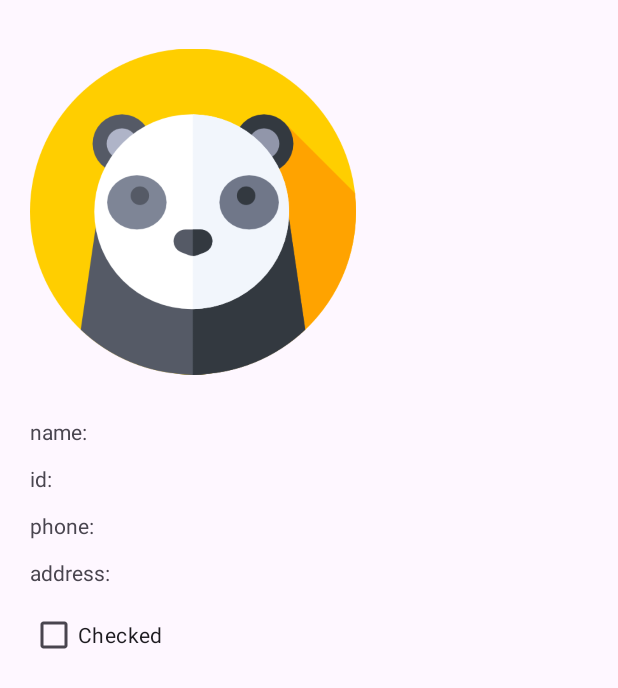
After one commit to idoakstein1/app-development-assignment-2, an Android app: the StudentDetailsActivity screen opened directly, with no data from a screen before it, on a phone screen of 412 x 824 dp. The commit adds this screen. Shown: the top 688 px of the screen. Run offline under Robolectric (Android 15) with nearby library versions, the phone set to English and light mode, and no system bars.

Commit message:
Finish user details page

```diff
--- a/app/src/main/AndroidManifest.xml
+++ b/app/src/main/AndroidManifest.xml
@@ -13,7 +13,7 @@
         android:theme="@style/Theme.Appdevelopmentassignment2"
         tools:targetApi="31">
         <activity
-            android:name=".StudentDetailActivity"
+            android:name=".StudentDetailsActivity"
             android:exported="false" />
         <activity
             android:name=".AddStudentActivity"
--- /dev/null
+++ b/app/src/main/java/com/example/app_development_assignment_2/StudentDetailsActivity.kt
@@ -0,0 +1,48 @@
+package com.example.app_development_assignment_2
+
+import android.os.Bundle
+import android.util.Log
+import android.widget.CheckBox
+import android.widget.TextView
+import androidx.activity.enableEdgeToEdge
+import androidx.appcompat.app.AppCompatActivity
+import androidx.core.view.ViewCompat
+import androidx.core.view.WindowInsetsCompat
+import com.example.app_development_assignment_2.model.Student
+
+
+class StudentDetailsActivity : AppCompatActivity() {
+    override fun onCreate(savedInstanceState: Bundle?) {
+        super.onCreate(savedInstanceState)
+        enableEdgeToEdge()
+        setContentView(R.layout.activity_student_details)
+
+        ViewCompat.setOnApplyWindowInsetsListener(findViewById(R.id.main)) { v, insets ->
+            val systemBars = insets.getInsets(WindowInsetsCompat.Type.systemBars())
+            v.setPadding(systemBars.left, systemBars.top, systemBars.right, systemBars.bottom)
+            insets
+        }
+
+        val studentNameTextView =
+            findViewById<TextView>(R.id.student_details_activity_name_text_view)
+        val studentIdTextView = findViewById<TextView>(R.id.student_details_activity_id_text_view)
+        val studentPhoneTextView =
+            findViewById<TextView>(R.id.student_details_activity_phone_text_view)
+        val studentAddressTextView =
+            findViewById<TextView>(R.id.student_details_activity_address_text_view)
+        val studentCheckedCheckBox =
+            findViewById<CheckBox>(R.id.student_details_activity_checked_check_box)
+
+        val student = intent.getSerializableExtra("student") as? Student
+
+        student?.let {
+
+            studentNameTextView.text = studentNameTextView.text.toString() + it.name
+            studentIdTextView.text = studentIdTextView.text.toString() + it.id
+            studentPhoneTextView.text = studentPhoneTextView.text.toString() + it.phone
+            studentAddressTextView.text = studentAddressTextView.text.toString() + it.address
+            studentCheckedCheckBox.isChecked = it.isChecked
+        }
+    }
+
+}
--- a/app/src/main/java/com/example/app_development_assignment_2/adapter/StudentsRecyclerAdapter.kt
+++ b/app/src/main/java/com/example/app_development_assignment_2/adapter/StudentsRecyclerAdapter.kt
@@ -5,7 +5,7 @@ import android.view.LayoutInflater
 import android.view.ViewGroup
 import androidx.recyclerview.widget.RecyclerView
 import com.example.app_development_assignment_2.R
-import com.example.app_development_assignment_2.StudentDetailActivity
+import com.example.app_development_assignment_2.StudentDetailsActivity
 import com.example.app_development_assignment_2.model.Student
 
 class StudentsRecyclerAdapter(private val students: ArrayList<Student>) : RecyclerView.Adapter<StudentsViewHolder>() {
@@ -24,7 +24,7 @@ class StudentsRecyclerAdapter(private val students: ArrayList<Student>) : Recycl
         holder.itemView.apply {
             setOnClickListener {
                 val context = it.context
-                val intent = Intent(context, StudentDetailActivity::class.java).apply {
+                val intent = Intent(context, StudentDetailsActivity::class.java).apply {
                     putExtra("student", student)
                 }
                 context.startActivity(intent)
--- /dev/null
+++ b/app/src/main/res/layout/activity_student_details.xml
@@ -0,0 +1,66 @@
+<?xml version="1.0" encoding="utf-8"?>
+<androidx.constraintlayout.widget.ConstraintLayout xmlns:android="http://schemas.android.com/apk/res/android"
+    xmlns:app="http://schemas.android.com/apk/res-auto"
+    xmlns:tools="http://schemas.android.com/tools"
+    android:id="@+id/main"
+    android:layout_width="match_parent"
+    android:layout_height="match_parent"
+    tools:context=".StudentDetailsActivity">
+
+    <ImageView
+        android:id="@+id/imageView"
+        android:layout_width="217dp"
+        android:layout_height="234dp"
+        android:layout_marginStart="20dp"
+        android:layout_marginTop="24dp"
+        app:layout_constraintStart_toStartOf="parent"
+        app:layout_constraintTop_toTopOf="parent"
+        app:srcCompat="@drawable/panda" />
+
+    <TextView
+        android:id="@+id/student_details_activity_name_text_view"
+        android:layout_width="wrap_content"
+        android:layout_height="wrap_content"
+        android:layout_marginStart="20dp"
+        android:layout_marginTop="20dp"
+        android:text="name: "
+        app:layout_constraintStart_toStartOf="parent"
+        app:layout_constraintTop_toBottomOf="@+id/imageView" />
+
+    <TextView
+        android:id="@+id/student_details_activity_id_text_view"
+        android:layout_width="wrap_content"
+        android:layout_height="wrap_content"
+        android:layout_marginTop="12dp"
+        android:text="id: "
+        app:layout_constraintStart_toStartOf="@+id/student_details_activity_name_text_view"
+        app:layout_constraintTop_toBottomOf="@+id/student_details_activity_name_text_view" />
+
+    <TextView
+        android:id="@+id/student_details_activity_phone_text_view"
+        android:layout_width="wrap_content"
+        android:layout_height="wrap_content"
+        android:layout_marginTop="12dp"
+        android:text="phone: "
+        app:layout_constraintStart_toStartOf="@+id/student_details_activity_id_text_view"
+        app:layout_constraintTop_toBottomOf="@+id/student_details_activity_id_text_view" />
+
+    <TextView
+        android:id="@+id/student_details_activity_address_text_view"
+        android:layout_width="wrap_content"
+        android:layout_height="wrap_content"
+        android:layout_marginTop="12dp"
+        android:text="address: "
+        app:layout_constraintStart_toStartOf="@+id/student_details_activity_phone_text_view"
+        app:layout_constraintTop_toBottomOf="@+id/student_details_activity_phone_text_view" />
+
+    <CheckBox
+        android:id="@+id/student_details_activity_checked_check_box"
+        android:layout_width="wrap_content"
+        android:layout_height="wrap_content"
+        android:layout_marginTop="8dp"
+        android:text="Checked"
+        app:layout_constraintStart_toStartOf="@+id/student_details_activity_address_text_view"
+        app:layout_constraintTop_toBottomOf="@+id/student_details_activity_address_text_view" />
+
+</androidx.constraintlayout.widget.ConstraintLayout>
```
Also changed, not shown: app/src/main/java/com/example/app_development_assignment_2/StudentDetailActivity.kt (deleted, +0 -28 lines), app/src/main/res/layout/activity_student_detail.xml (deleted, +0 -28 lines).
